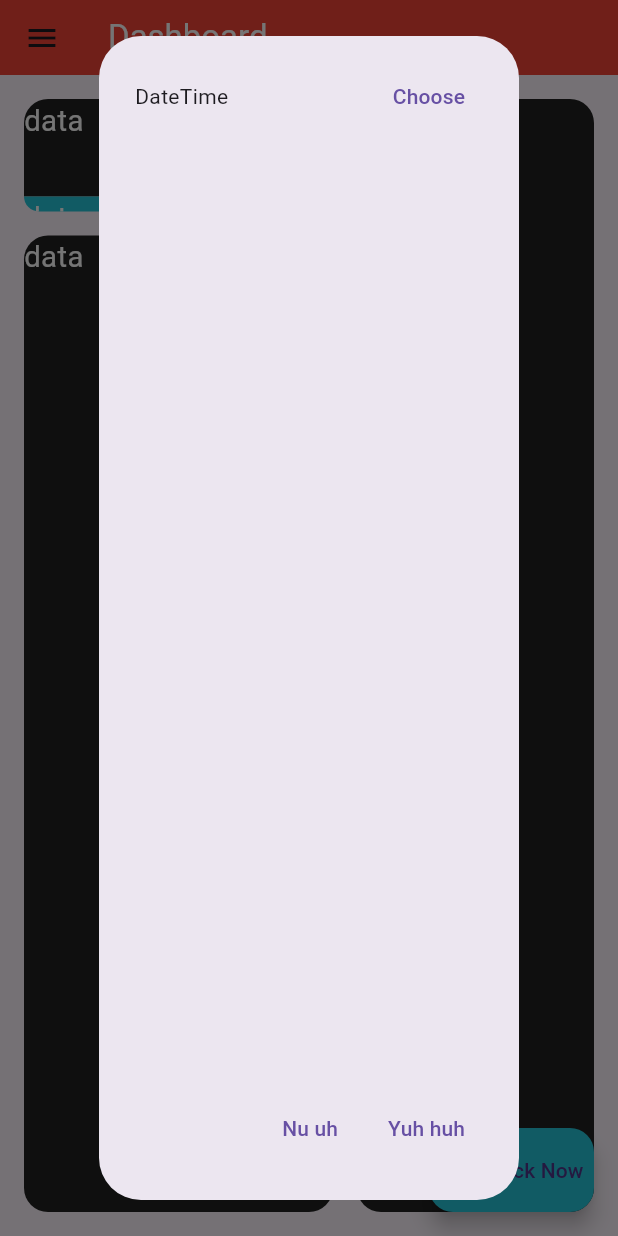
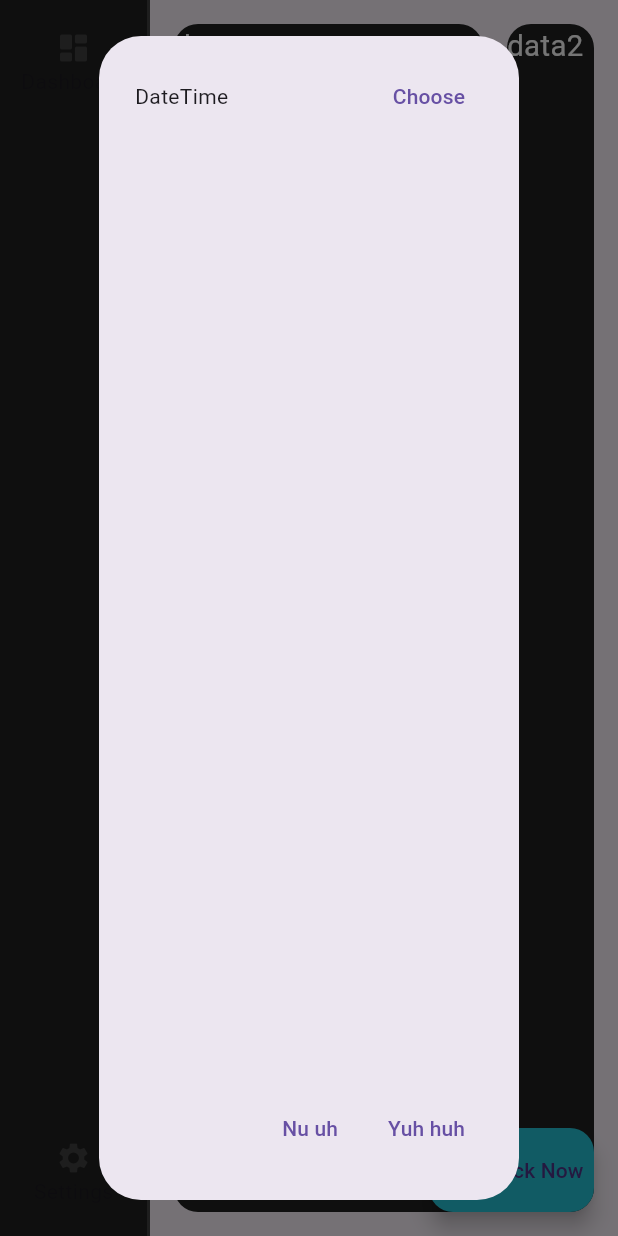
Before and after one commit to Jam12390/desktop_opal, a Flutter app: the screen it shows after launch, after a tap on "Block Now", on a phone screen of 412 x 824 dp. Run offline on Flutter 3.47's test engine with Material 3 defaults, Android fonts, the phone set to English and light mode, and no system bars; missing offline and left inert: day_night_time_picker, window_manager.

Commit message:
transfer to laptop

```diff
--- a/assets/settings.json
+++ b/assets/settings.json
@@ -1 +1 @@
-{"detectedApps":{"chrome.exe":true,"notepad.exe":true,"firefox.exe":false},"darkMode":true}
+{"detectedApps":{"chrome.exe":false,"notepad.exe":false,"firefox.exe":true},"darkMode":true}
--- a/lib/main.dart
+++ b/lib/main.dart
@@ -31,7 +31,9 @@ void main() async{
   WidgetsFlutterBinding.ensureInitialized();
   await windowManager.ensureInitialized();
   if (Platform.isWindows) {
-    WindowManager.instance.setMinimumSize(const Size(minSizeX, minSizeY));
+    //WindowManager.instance.setMinimumSize(const Size(minSizeX, minSizeY));
+    WindowManager.instance.setSize(Size(1200, 600));
+    WindowManager.instance.setResizable(false);
   }
   settings = await funcs.loadJsonFromFile<dynamic>("settings.json");
   initialSettings = settings; //TODO: make a check when leaving blocksettings to check for unsaved data
@@ -59,7 +61,7 @@ class MainPage extends StatefulWidget {
   final String title;
 
   @override
-  State<MainPage> createState() => MainPageState();
+  State<MainPage> createState() => ReworkedMPState();
 }
 
 class MainPageState extends State<MainPage> {
@@ -102,7 +104,7 @@ class MainPageState extends State<MainPage> {
             ),
             CustomListTile(Icon(Icons.dashboard_rounded, color: Colors.grey[800],), Text("Dashboard"), () {
               setState(() {
-                page = BlockSettingsPage();
+                page = Dashboard();
                 appbarText = Text("Dashboard");
                 Navigator.pop(context);
               });
@@ -130,6 +132,50 @@ class MainPageState extends State<MainPage> {
   }
 }
 
+class ReworkedMPState extends State<MainPage>{
+  //Widget page = Dashboard();
+
+  @override
+  Widget build(BuildContext context){
+    return Scaffold(
+      body: Row(
+        children: [
+          Container(
+            decoration: BoxDecoration(
+              color: Colors.grey[900],
+              border: Border(right: BorderSide(color: Color.fromARGB(255, 66, 66, 66), width: 2))
+            ),
+            height: MediaQuery.of(context).size.height,
+            width: 100,
+            child: Column(
+              mainAxisAlignment: MainAxisAlignment.spaceBetween,
+              children: [
+                Padding(
+                  padding: const EdgeInsets.only(top: 12),
+                  child: CustomListTile(Icon(Icons.dashboard_rounded, color: Colors.grey[800],), Text("Dashboard"), () {
+                    setState(() {
+                    page = Dashboard();
+                    });
+                  }),
+                ),
+                Padding(
+                  padding: const EdgeInsets.only(bottom: 12),
+                  child: CustomListTile(Icon(Icons.settings, color: Colors.grey[800],), Text("Settings"), () {
+                    setState(() {
+                    page = BlockSettingsPage();
+                    });
+                  }),
+                ),
+              ],
+            ),
+          ),
+          Expanded(child: page)
+        ],
+      ),
+    );
+  }
+}
+
 class OtherPage extends StatelessWidget{
   const OtherPage({super.key});
 
@@ -152,29 +198,66 @@ class CustomListTile extends StatelessWidget{
 
   @override
   Widget build(BuildContext context){
-    return InkWell(
-      onTap: onTapFunction,
-      child: Padding(
-        padding: const EdgeInsets.only(top: 8, bottom: 8),
-        child: Row(
-          mainAxisAlignment: MainAxisAlignment.spaceBetween,
-        children: [
-          Padding(
-            padding: const EdgeInsets.only(left: 16.0, top: 6, bottom: 6),
-            child: Wrap(
-              spacing: 10,
-                children: [
-                  icon, text
-                ]
+    return AnimatedContainer(
+      width: 100,
+      duration: Duration(milliseconds: 1500),
+      child: Material(
+        color: Colors.transparent,
+        child: InkWell(
+          onTap: onTapFunction,
+          splashColor: Colors.grey[700],
+          child: Padding(
+            padding: EdgeInsets.only(top: 8, bottom: 8),
+            child: Column(
+              children: [
+                icon,
+                text
+              ],
             ),
           ),
-          Padding(
-            padding: const EdgeInsets.only(right: 8),
-            child: Icon(Icons.arrow_right, color: Colors.grey[800]),
-          )
-        ],
         ),
-      )
+      ),
     );
   }
 }
+
+//class CustomListTile extends StatelessWidget{
+//  final Text text;
+//  final Icon icon;
+//  final VoidCallback onTapFunction;
+//
+//  const CustomListTile(this.icon, this.text, this.onTapFunction, {super.key});
+//
+//  @override
+//  Widget build(BuildContext context){
+//    return InkWell(
+//      onTap: onTapFunction,
+//      splashColor: Colors.orange,
+//      child: Padding(
+//        padding: const EdgeInsets.only(top: 8, bottom: 8),
+//        child: Container(
+//          //height: 60,
+//          child: Column(
+//          children: [
+//            icon,
+//            text
+//            //Padding(
+//            //  padding: const EdgeInsets.all(6),
+//            //  child: Wrap(
+//            //    spacing: 10,
+//            //      children: [
+//            //        icon, text
+//            //      ]
+//            //  ),
+//            //),
+//            //Padding(
+//            //  padding: const EdgeInsets.only(right: 8),
+//            //  child: Icon(Icons.arrow_right, color: Colors.grey[800]),
+//            //)
+//          ],
+//          ),
+//        ),
+//      )
+//    );
+//  }
+//}
--- a/lib/reworkedDashboard.dart
+++ b/lib/reworkedDashboard.dart
@@ -10,6 +10,21 @@ class Dashboard extends StatefulWidget{
   State<Dashboard> createState() => DashboardState();
 }
 
+enum ButtonStates{
+  notBlocked(text: Text("Block Now"), icon: Icon(Icons.block), function: null),
+  blocked(text: Text("Take A Break?"), icon: Icon(Icons.pause), function: null);
+
+  const ButtonStates({
+    required this.text,
+    required this.icon,
+    this.function
+  });
+
+  final Text text;
+  final Icon icon;
+  final Function? function;
+}
+
 class DashboardState extends State<Dashboard> with WidgetsBindingObserver{
   final BoxDecoration defaultDecor = BoxDecoration(
     color: Colors.grey[900],
@@ -19,19 +34,6 @@ class DashboardState extends State<Dashboard> with WidgetsBindingObserver{
     color: Colors.white,
     fontSize: funcs.recalculateTextSize(context, []) //0.05 and 0.025 are the weightings that the width and height of the window have in respect to the fontsize
   );
-
-  Map<String, Map<String, dynamic>> buttonStates = {
-    "notBlocked": {
-      "text": Text("Block Now"),
-      "icon": Icons.block,
-      "function": null
-    },
-    "blocked": {
-      "text": Text("Take A Break?"),
-      "icon": Icons.pause,
-      "function": null
-    }
-  };
 
   late bool currentlyBlocking = false; //change using a json later
   bool validDuration = false;
@@ -46,7 +48,7 @@ class DashboardState extends State<Dashboard> with WidgetsBindingObserver{
   void didChangeDependencies(){
     super.didChangeDependencies();
     widgetBinding.addObserver(this);
-    buttonStates["notBlocked"]?["function"] = openBlockingDialog;
+    buttonStates["notBlocked"]?["function"] = openBlockingDialog; //TODO: FIX FUNCTION CALLS FOR ENUM
     buttonStates["blocked"]?["function"] = openBreakDialog;
   }
 
```
Also changed, not shown: lib/blocksettings.dart (+5 -4 lines).
